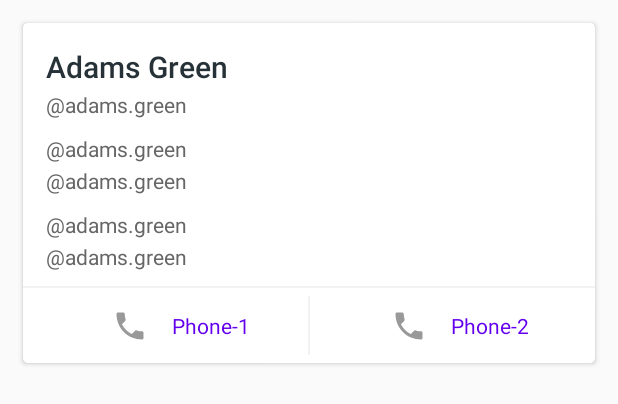
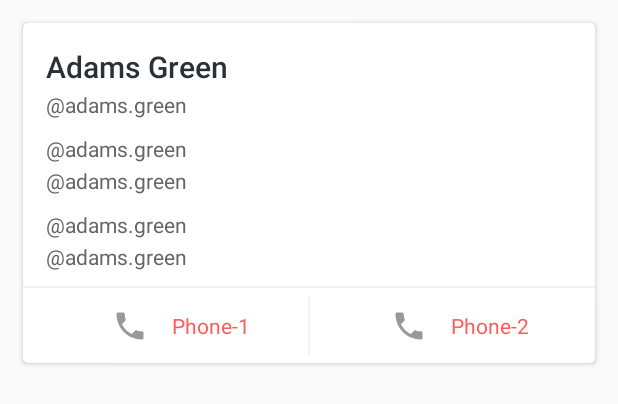
Before and after one commit to waihanko/AYAYPAW, an Android app: the layout contact_list_row_sample.xml on its own in the app's theme, with its tools: preview values and no code run, on a phone screen of 412 x 824 dp. Shown: the top 404 px of the screen. Run offline under Robolectric (Android 15) with nearby library versions, the phone set to English and light mode, and no system bars.

Commit message:
- Icon Changed - Theme Color Changed

```diff
--- a/app/src/main/res/mipmap-anydpi-v26/ic_launcher.xml
+++ b/app/src/main/res/mipmap-anydpi-v26/ic_launcher.xml
@@ -1,5 +1,5 @@
 <?xml version="1.0" encoding="utf-8"?>
 <adaptive-icon xmlns:android="http://schemas.android.com/apk/res/android">
-    <background android:drawable="@drawable/ic_launcher_background" />
-    <foreground android:drawable="@drawable/ic_launcher_foreground" />
+    <background android:drawable="@color/ic_launcher_background"/>
+    <foreground android:drawable="@drawable/ic_launcher_foreground"/>
 </adaptive-icon>
--- a/app/src/main/res/mipmap-anydpi-v26/ic_launcher_round.xml
+++ b/app/src/main/res/mipmap-anydpi-v26/ic_launcher_round.xml
@@ -1,5 +1,5 @@
 <?xml version="1.0" encoding="utf-8"?>
 <adaptive-icon xmlns:android="http://schemas.android.com/apk/res/android">
-    <background android:drawable="@drawable/ic_launcher_background" />
-    <foreground android:drawable="@drawable/ic_launcher_foreground" />
+    <background android:drawable="@color/ic_launcher_background"/>
+    <foreground android:drawable="@drawable/ic_launcher_foreground"/>
 </adaptive-icon>
--- a/app/src/main/res/values/colors.xml
+++ b/app/src/main/res/values/colors.xml
@@ -1,8 +1,8 @@
 <?xml version="1.0" encoding="utf-8"?>
 <resources>
-    <color name="colorPrimary">#6200EE</color>
-    <color name="colorPrimaryDark">#3700B3</color>
-    <color name="colorAccent">#03DAC5</color>
+    <color name="colorPrimary">#FF5B5B</color>
+    <color name="colorPrimaryDark">#FF0059</color>
+    <color name="colorAccent">#C5E1E6</color>
 
     <color name="colorAccentDark">#F50057</color>
     <color name="colorAccentLight">#FF80AB</color>
--- /dev/null
+++ b/app/src/main/res/values/ic_launcher_background.xml
@@ -0,0 +1,4 @@
+<?xml version="1.0" encoding="utf-8"?>
+<resources>
+    <color name="ic_launcher_background">#FFFFFF</color>
+</resources>
```
Also changed, not shown: app/src/main/res/drawable/ic_launcher_foreground.xml (added, +27 -0 lines), app/src/main/ic_launcher-playstore.png (added), app/src/main/res/mipmap-hdpi/ic_launcher.png, app/src/main/res/mipmap-hdpi/ic_launcher_round.png, app/src/main/res/mipmap-mdpi/ic_launcher.png, app/src/main/res/mipmap-mdpi/ic_launcher_round.png, app/src/main/res/mipmap-xhdpi/ic_launcher.png, app/src/main/res/mipmap-xhdpi/ic_launcher_round.png, app/src/main/res/mipmap-xxhdpi/ic_launcher.png, app/src/main/res/mipmap-xxhdpi/ic_launcher_round.png, app/src/main/res/mipmap-xxxhdpi/ic_launcher.png, app/src/main/res/mipmap-xxxhdpi/ic_launcher_round.png.
